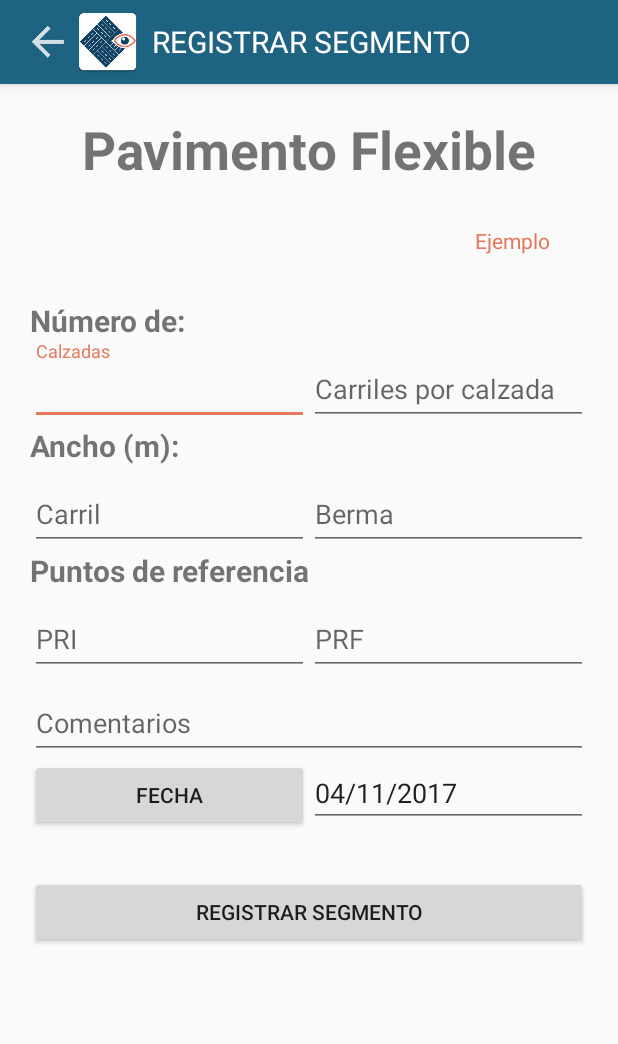
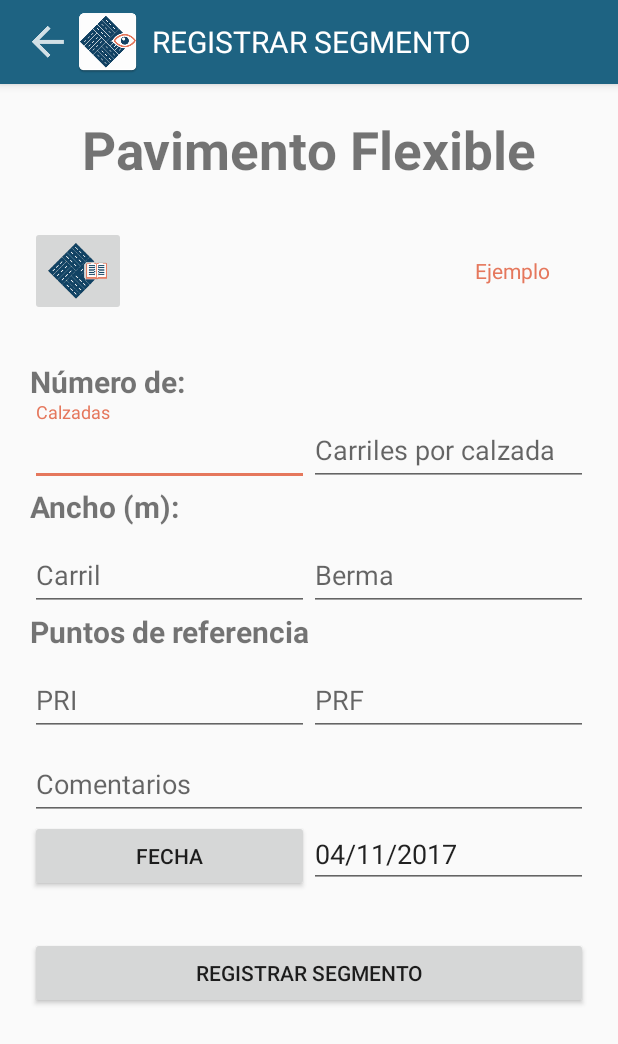
Before and after one commit to amzr36/ivp-3, an Android app: the RegistroSegmentoFlexActivity screen opened directly, with no data from a screen before it, on a phone screen of 412 x 824 dp. Shown: the top 1044 px of the screen. Run offline under Robolectric (Android 15) with nearby library versions, the phone set to English and light mode, and no system bars; 1 statement that could not run was skipped.

```diff
--- a/app/src/main/java/com/alejo_zr/exceldb/Carretera/ConsultarCarreteraActivity.java
+++ b/app/src/main/java/com/alejo_zr/exceldb/Carretera/ConsultarCarreteraActivity.java
@@ -426,7 +426,7 @@ public class ConsultarCarreteraActivity extends AppCompatActivity {
     }
 
     public void onClick(View view) {
-
+    //Al oprimir un boton entra a este metodo, y dependiendo del selecionado se selecciona el caso
         Intent intent =null;
         switch (view.getId()){
 
--- a/app/src/main/java/com/alejo_zr/exceldb/MainActivity.java
+++ b/app/src/main/java/com/alejo_zr/exceldb/MainActivity.java
@@ -35,7 +35,7 @@ public class MainActivity extends AppCompatActivity {
     }
 
     public void onClick(View view){
-        //Al oprimir un boton entra a este metodo, y dependiendo del boton se selecciona el caso
+        //Al oprimir un boton entra a este metodo, y dependiendo del selecionado se selecciona el caso
         Intent intent = null;
         switch (view.getId()){
             case R.id.btnRegistroCarretera:
--- a/app/src/main/java/com/alejo_zr/exceldb/Segmento/Flexible/ConsultarSegmentoFlexActivity.java
+++ b/app/src/main/java/com/alejo_zr/exceldb/Segmento/Flexible/ConsultarSegmentoFlexActivity.java
@@ -253,7 +253,7 @@ public class ConsultarSegmentoFlexActivity extends AppCompatActivity {
     }
 
     public void onClick(View view) {
-
+    //Al oprimir un boton entra a este metodo, y dependiendo del selecionado se selecciona el caso
         Intent intent;
         switch (view.getId()){
             case R.id.floabtnAddSegFlex:
--- a/app/src/main/res/layout/activity_main.xml
+++ b/app/src/main/res/layout/activity_main.xml
@@ -52,8 +52,6 @@
             android:onClick="onClick"
             android:layout_gravity="center_horizontal"
             android:layout_marginTop="@dimen/marginTop"
-            android:elevation="@dimen/cardview_default_elevation"
-            android:background="@color/disabled_color"
             >
 
             <ImageButton
--- a/app/src/main/res/layout/activity_registro_segmento_flex.xml
+++ b/app/src/main/res/layout/activity_registro_segmento_flex.xml
@@ -84,15 +84,29 @@
                     android:layout_gravity="center"
                     />
 
+                <RelativeLayout
+                    android:layout_width="match_parent"
+                    android:layout_height="wrap_content">
+
+                    <ImageButton
+                        android:id="@+id/btnManualRegistroSegFlex"
+                        android:layout_width="wrap_content"
+                        android:layout_height="wrap_content"
+                        android:src="@drawable/mivp"/>
                     <TextView
                         android:id="@+id/ej_Segmento_Flex"
                         android:layout_width="wrap_content"
                         android:layout_height="match_parent"
                         android:text="@string/ejemplo"
                         android:textColor="@color/colorAccent"
-                    android:layout_gravity="right"
+                        android:layout_alignParentRight="true"
+                        android:layout_centerVertical="true"
                         android:layout_marginRight="@dimen/marginLeftTV"
                         android:onClick="onClick"/>
+
+                </RelativeLayout>
+
+
 
                 <TextView
                     android:id="@+id/tvNumeroFlex"
```
Also changed, not shown: app/src/main/java/com/alejo_zr/exceldb/Carretera/RegistroCarreteraActivity.java (+9 -7 lines), app/src/main/java/com/alejo_zr/exceldb/Segmento/Flexible/RegistroSegmentoFlexActivity.java (+36 -5 lines). Lines whose indentation alone changed are shown as unchanged.
